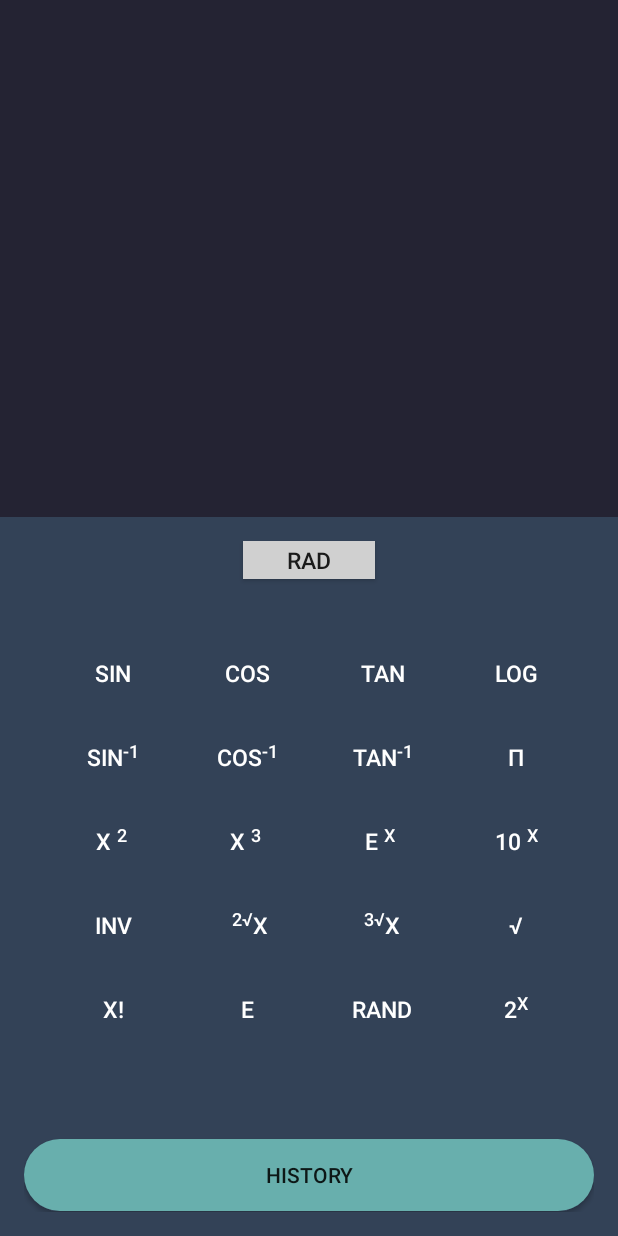
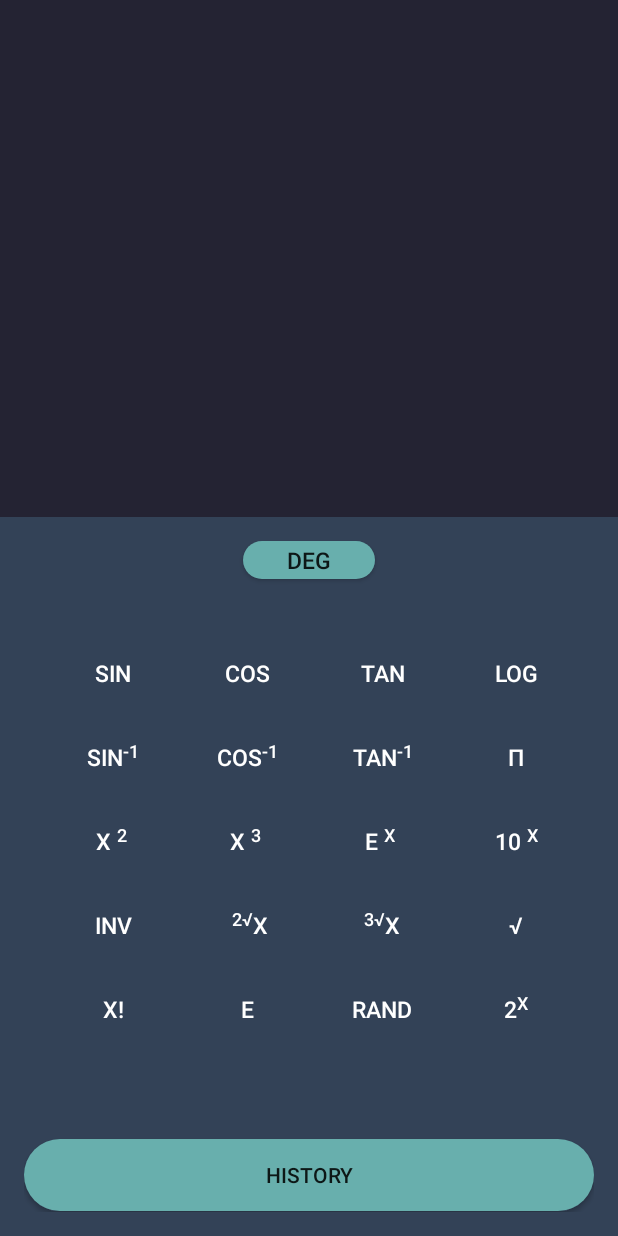
Before and after one commit to ZAHEER-svg/Calculator, an Android app: the screen it shows after launch (MainActivity), on a phone screen of 412 x 824 dp. Run offline under Robolectric (Android 15) with nearby library versions, the phone set to English and light mode, and no system bars; plain views replace SlidingUpPanelLayout; 1 statement that could not run was skipped.

```diff
--- a/app/src/main/res/layout/bottom.xml
+++ b/app/src/main/res/layout/bottom.xml
@@ -22,10 +22,10 @@
             android:layout_height="25dp"
             android:layout_gravity="center"
             android:layout_marginBottom="10dp"
-            android:background="@color/darkGray_300"
+            android:background="@drawable/buttons2"
             android:elevation="5dp"
-            android:textOff="@string/mode_btn_toggle_rad"
-            android:textOn="@string/mode_btn_toggle_deg"
+            android:textOff="@string/mode_btn_toggle_deg"
+            android:textOn="@string/mode_btn_toggle_rad"
             android:textSize="@dimen/scientific_button_size" />
 
         <androidx.constraintlayout.widget.ConstraintLayout
```
